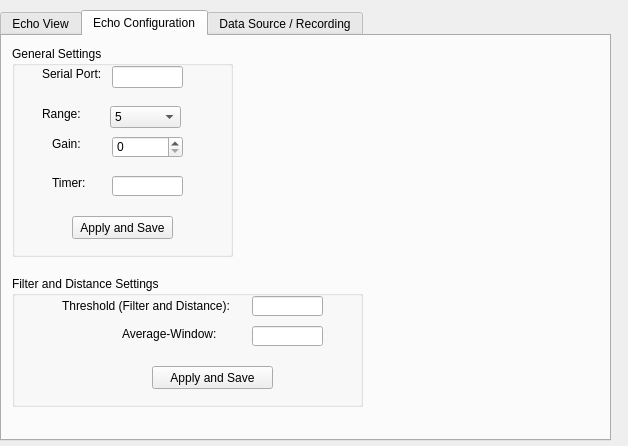
iti-luebeck/HANSE2011, file Hanse/Module_EchoSounder/echosounderform.ui: the form before one commit.
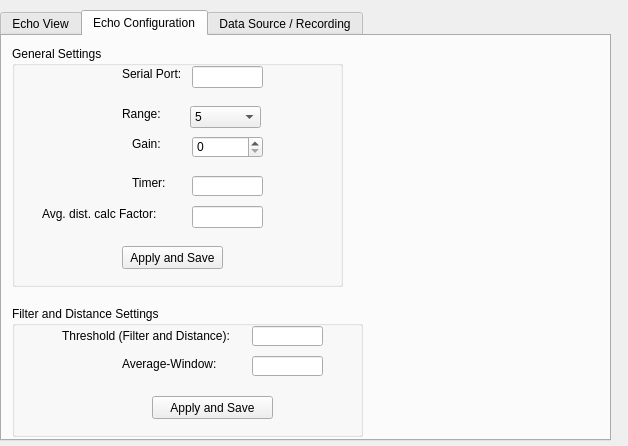
The form after the commit. The open tabs and pages were chosen to show the change.

The edit to the form file:
```diff
--- a/Hanse/Module_EchoSounder/echosounderform.ui
+++ b/Hanse/Module_EchoSounder/echosounderform.ui
@@ -333,8 +333,8 @@
       <rect>
        <x>10</x>
        <y>10</y>
-       <width>221</width>
-       <height>211</height>
+       <width>331</width>
+       <height>241</height>
       </rect>
      </property>
      <property name="title">
@@ -343,7 +343,7 @@
      <widget class="QComboBox" name="range">
       <property name="geometry">
        <rect>
-        <x>98</x>
+        <x>178</x>
         <y>60</y>
         <width>71</width>
         <height>22</height>
@@ -383,7 +383,7 @@
      <widget class="QLineEdit" name="serialPort">
       <property name="geometry">
        <rect>
-        <x>100</x>
+        <x>180</x>
         <y>20</y>
         <width>71</width>
         <height>22</height>
@@ -393,7 +393,7 @@
      <widget class="QLabel" name="rangeLabel">
       <property name="geometry">
        <rect>
-        <x>30</x>
+        <x>110</x>
         <y>60</y>
         <width>53</width>
         <height>16</height>
@@ -406,7 +406,7 @@
      <widget class="QLabel" name="label">
       <property name="geometry">
        <rect>
-        <x>30</x>
+        <x>110</x>
         <y>20</y>
         <width>71</width>
         <height>16</height>
@@ -419,8 +419,8 @@
      <widget class="QPushButton" name="save">
       <property name="geometry">
        <rect>
-        <x>60</x>
-        <y>170</y>
+        <x>110</x>
+        <y>200</y>
         <width>101</width>
         <height>23</height>
        </rect>
@@ -432,7 +432,7 @@
      <widget class="QLabel" name="label_8">
       <property name="geometry">
        <rect>
-        <x>40</x>
+        <x>120</x>
         <y>90</y>
         <width>31</width>
         <height>16</height>
@@ -445,7 +445,7 @@
      <widget class="QSpinBox" name="gain">
       <property name="geometry">
        <rect>
-        <x>100</x>
+        <x>180</x>
         <y>90</y>
         <width>71</width>
         <height>22</height>
@@ -458,7 +458,7 @@
      <widget class="QLabel" name="label_10">
       <property name="geometry">
        <rect>
-        <x>40</x>
+        <x>120</x>
         <y>130</y>
         <width>46</width>
         <height>13</height>
@@ -471,19 +471,42 @@
      <widget class="QLineEdit" name="timerInput">
       <property name="geometry">
        <rect>
-        <x>100</x>
+        <x>180</x>
         <y>130</y>
         <width>71</width>
         <height>20</height>
        </rect>
       </property>
      </widget>
+     <widget class="QLabel" name="label_15">
+      <property name="geometry">
+       <rect>
+        <x>30</x>
+        <y>160</y>
+        <width>141</width>
+        <height>16</height>
+       </rect>
+      </property>
+      <property name="text">
+       <string>Avg. dist. calc Factor:</string>
+      </property>
+     </widget>
+     <widget class="QLineEdit" name="factorInput">
+      <property name="geometry">
+       <rect>
+        <x>180</x>
+        <y>160</y>
+        <width>71</width>
+        <height>22</height>
+       </rect>
+      </property>
+     </widget>
     </widget>
     <widget class="QGroupBox" name="groupBox_5">
      <property name="geometry">
       <rect>
        <x>10</x>
-       <y>240</y>
+       <y>270</y>
        <width>351</width>
        <height>131</height>
       </rect>
```
Left out of the diff: 8 changed lines with no effect on the pictures.
